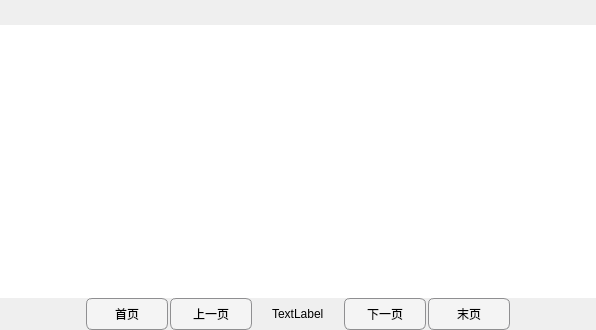
The window that Demo/detableview.ui (13438120136/XDemo) describes before a commit, drawn with Qt 5.
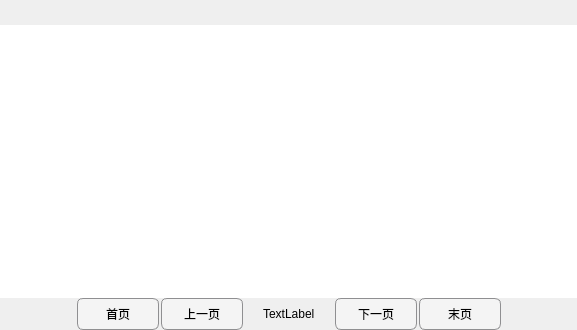
The same window after the commit.

```diff
--- a/Demo/detableview.ui
+++ b/Demo/detableview.ui
@@ -6,7 +6,7 @@
    <rect>
     <x>0</x>
     <y>0</y>
-    <width>596</width>
+    <width>577</width>
     <height>330</height>
    </rect>
   </property>
@@ -39,6 +39,8 @@
 {
 	font: bold 12pt &quot;宋体&quot;;
     border:none;
+	selection-background-color: rgb(66, 189, 170);
+	selection-color: rgb(254, 255, 253);
 }
 
  QTableView QTableCornerButton::section
```
